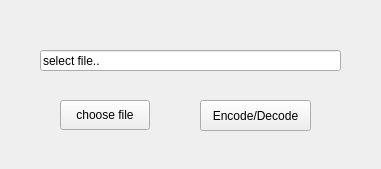
This is encoder.ui in jcglqmoyx/video-encryptor as Qt 5 draws it before an edit. The edited form follows.
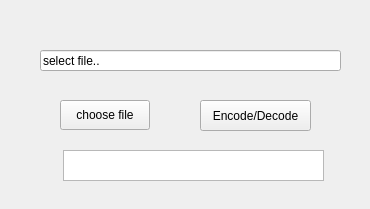
This is the edited form.

Patch:
```diff
--- a/encoder.ui
+++ b/encoder.ui
@@ -6,8 +6,8 @@
    <rect>
     <x>0</x>
     <y>0</y>
-    <width>381</width>
-    <height>169</height>
+    <width>370</width>
+    <height>209</height>
    </rect>
   </property>
   <property name="windowTitle">
@@ -58,6 +58,16 @@
     <string>choose file</string>
    </property>
   </widget>
+  <widget class="QPlainTextEdit" name="info">
+   <property name="geometry">
+    <rect>
+     <x>63</x>
+     <y>150</y>
+     <width>261</width>
+     <height>31</height>
+    </rect>
+   </property>
+  </widget>
  </widget>
  <resources/>
  <connections/>
```
